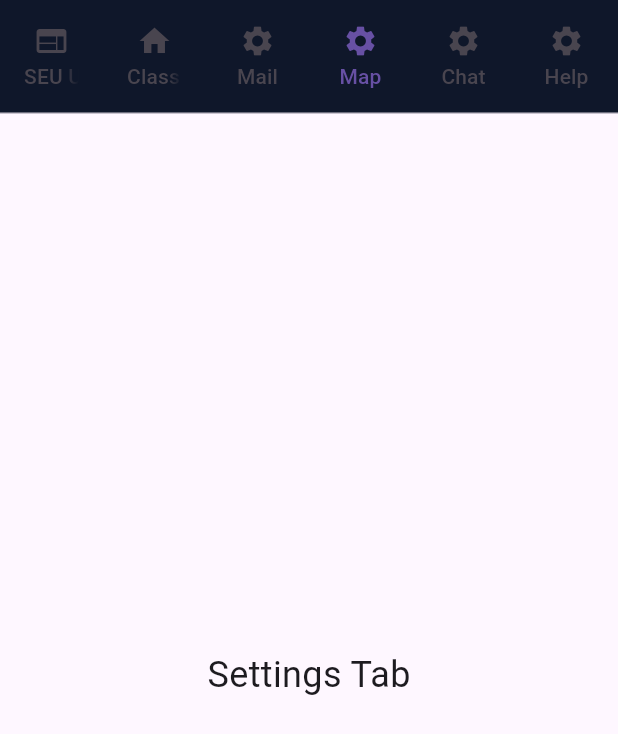
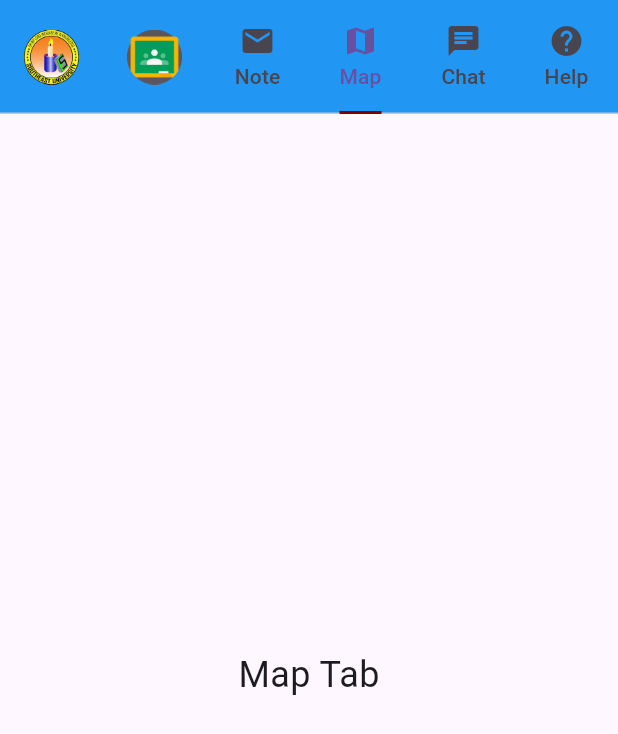
Before and after one commit to hasibul2hasan/my_seu, a Flutter app: the screen it shows after launch, tab 4 chosen, on a phone screen of 412 x 824 dp. Shown: the top 734 px of the screen. Run offline on Flutter 3.47's test engine with Material 3 defaults, Android fonts, the light colour scheme and no system bars; our stand-ins replace webview_flutter.

Commit message:
color change

```diff
--- a/lib/main.dart
+++ b/lib/main.dart
@@ -5,12 +5,6 @@
 void main() {
   // Ensure that the framework is initialized
   WidgetsFlutterBinding.ensureInitialized();
-
-  // Set the status bar
-  SystemChrome.setSystemUIOverlayStyle(SystemUiOverlayStyle(
-    statusBarColor: const Color.fromRGBO(15, 23, 42, 1), // Status bar color
-    statusBarIconBrightness: Brightness.light, // Light icons on status bar
-  ));
 
   runApp(
     const MyApp(),
@@ -39,11 +33,43 @@
 class _HomeScreenState extends State<HomeScreen>
     with SingleTickerProviderStateMixin {
   late TabController _tabController;
+  Color _appBarColor = const Color.fromRGBO(15, 23, 42, 1);
 
   @override
   void initState() {
     super.initState();
     _tabController = TabController(length: 6, vsync: this);
+    _tabController.addListener(_handleTabSelection);
+  }
+
+  void _handleTabSelection() {
+    setState(() {
+      switch (_tabController.index) {
+        case 0:
+          _appBarColor = const Color.fromRGBO(15, 23, 42, 1); // UMS
+          break;
+        case 1:
+          _appBarColor = const Color.fromARGB(255, 255, 255, 255); // Classroom
+          break;
+        case 2:
+          _appBarColor = const Color.fromARGB(255, 255, 255, 255); // Mail
+          break;
+        case 3:
+          _appBarColor = const Color.fromRGBO(33, 150, 243, 1); // Map
+          break;
+        case 4:
+          _appBarColor = const Color.fromRGBO(156, 39, 176, 1); // Chat
+          break;
+        case 5:
+          _appBarColor = const Color.fromRGBO(255, 193, 7, 1); // Help
+          break;
+      }
+
+      SystemChrome.setSystemUIOverlayStyle(SystemUiOverlayStyle(
+        statusBarColor: _appBarColor, // Status bar color
+        statusBarIconBrightness: Brightness.light, // Light icons on status bar
+      ));
+    });
   }
 
   @override
@@ -52,37 +78,45 @@
       length: 6,
       child: Scaffold(
         appBar: AppBar(
-          backgroundColor: const Color.fromRGBO(15, 23, 42, 1),
+          backgroundColor: _appBarColor,
           elevation: 0,
-          // title: const Text(
-          //   'WebView in TabBar',
-          //   style: TextStyle(color: Colors.white),
-          // ),
           bottom: PreferredSize(
-            preferredSize: Size.fromHeight(20.0), // Adjust as needed
+            preferredSize: const Size.fromHeight(20.0), // Adjust as needed
             child: TabBar(
               controller: _tabController,
-              indicator: BoxDecoration(),
-              tabs: const [
-                Tab(icon: Icon(Icons.web), text: 'SEU UMS'),
-                Tab(icon: Icon(Icons.home), text: 'ClassRoom'),
-                Tab(icon: Icon(Icons.settings), text: 'Mail'),
-                Tab(icon: Icon(Icons.settings), text: 'Map'),
-                Tab(icon: Icon(Icons.settings), text: 'Chat'),
-                Tab(icon: Icon(Icons.settings), text: 'Help'),
+              indicator: UnderlineTabIndicator(
+                borderSide: BorderSide(
+                  color: const Color.fromARGB(
+                      255, 126, 0, 0), // Set your desired color here
+                  width: 2.0, // Set the thickness of the underline
+                ),
+              ),
+              tabs: [
+                //Tab(icon: Icon(Icons.web), text: 'SEU UMS'),
+                Tab(
+                  icon: Image.asset("assets/TabBarLogo/ums.png"),
+                  //text: 'ClassRoom'
+                ),
+                Tab(
+                  icon: Image.asset("assets/TabBarLogo/google_classroom.png"),
+                  // text: 'ClassRoom',
+                ),
+                Tab(icon: Icon(Icons.mail), text: 'Note'),
+                Tab(icon: Icon(Icons.map), text: 'Map'),
+                Tab(icon: Icon(Icons.chat), text: 'Chat'),
+                Tab(icon: Icon(Icons.help), text: 'Help'),
               ],
             ),
           ),
         ),
         body: TabBarView(
           controller: _tabController,
-
           physics:
               const NeverScrollableScrollPhysics(), // Disable swipe gesture
           children: const [
             UmsTab(),
             ClassroomTab(),
-            MailTab(),
+            KeepTab(),
             MapTab(),
             ChatTab(),
             HelpTab(),
@@ -93,8 +127,7 @@
   }
 }
 
-//UMS tab here###########################################################################
-
+// UMS tab here
 class UmsTab extends StatefulWidget {
   const UmsTab({Key? key}) : super(key: key);
 
@@ -139,7 +172,7 @@
           right: 16,
           child: FloatingActionButton(
             onPressed: _reloadWebView,
-            child: Icon(Icons.refresh),
+            child: const Icon(Icons.refresh, color: Colors.white),
             backgroundColor: const Color.fromRGBO(15, 23, 42, 1),
           ),
         ),
@@ -148,7 +181,7 @@
   }
 }
 
-// ClassRoom tab here ###########################################################################
+// Classroom tab here
 class ClassroomTab extends StatefulWidget {
   const ClassroomTab({Key? key}) : super(key: key);
 
@@ -159,7 +192,8 @@
 class _ClassroomTabState extends State<ClassroomTab>
     with AutomaticKeepAliveClientMixin {
   late WebViewController _webViewController;
-  String initialUrl = 'https://classroom.google.com/';
+  String initialUrl =
+      'https://accounts.google.com/ServiceLogin?continue=https%3A%2F%2Fclassroom.google.com&passive=true';
 
   @override
   bool get wantKeepAlive => true;
@@ -194,8 +228,8 @@
           right: 16,
           child: FloatingActionButton(
             onPressed: _reloadWebView,
-            child: Icon(Icons.refresh),
-            backgroundColor: const Color.fromRGBO(15, 23, 42, 1),
+            child: const Icon(Icons.refresh, color: Colors.black),
+            backgroundColor: const Color.fromARGB(255, 255, 255, 255),
           ),
         ),
       ],
@@ -203,18 +237,17 @@
   }
 }
 
-// Mail tab here ###########################################################################
-
-class MailTab extends StatefulWidget {
-  const MailTab({Key? key}) : super(key: key);
+// Note tab here
+class KeepTab extends StatefulWidget {
+  const KeepTab({Key? key}) : super(key: key);
 
   @override
-  _MailTabState createState() => _MailTabState();
+  _KeepTabState createState() => _KeepTabState();
 }
 
-class _MailTabState extends State<MailTab> with AutomaticKeepAliveClientMixin {
+class _KeepTabState extends State<KeepTab> with AutomaticKeepAliveClientMixin {
   late WebViewController _webViewController;
-  String initialUrl = 'https://mail.google.com/mail/u/0/#inbox';
+  String initialUrl = 'https://keep.google.com/';
 
   @override
   bool get wantKeepAlive => true;
@@ -249,8 +282,8 @@
           right: 16,
           child: FloatingActionButton(
             onPressed: _reloadWebView,
-            child: Icon(Icons.refresh),
-            backgroundColor: const Color.fromRGBO(15, 23, 42, 1),
+            child: const Icon(Icons.refresh, color: Colors.black),
+            backgroundColor: const Color.fromARGB(255, 255, 255, 255),
           ),
         ),
       ],
@@ -258,30 +291,28 @@
   }
 }
 
-// Map tab here ###########################################################################
-
+// Map tab here
 class MapTab extends StatelessWidget {
   const MapTab({Key? key}) : super(key: key);
 
   @override
   Widget build(BuildContext context) {
-    return Center(
+    return const Center(
       child: Text(
-        'Settings Tab',
+        'Map Tab',
         style: TextStyle(fontSize: 24),
       ),
     );
   }
 }
 
-// Chat tab here ###########################################################################
-
+// Chat tab here
 class ChatTab extends StatelessWidget {
   const ChatTab({Key? key}) : super(key: key);
 
   @override
   Widget build(BuildContext context) {
-    return Center(
+    return const Center(
       child: Text(
         'Chat Tab',
         style: TextStyle(fontSize: 24),
@@ -290,14 +321,13 @@
   }
 }
 
-// Help tab here ###########################################################################
-
+// Help tab here
 class HelpTab extends StatelessWidget {
   const HelpTab({Key? key}) : super(key: key);
 
   @override
   Widget build(BuildContext context) {
-    return Center(
+    return const Center(
       child: Text(
         'Help Tab',
         style: TextStyle(fontSize: 24),
```
Also changed, not shown: pubspec.yaml (+6 -5 lines), assets/AppIcon/logo.png (renamed from assets/logo.png), assets/AppIcon/logo2.png (renamed from assets/logo2.png), assets/TabBarLogo/google_classroom.png (added), assets/TabBarLogo/ums.png (added).
